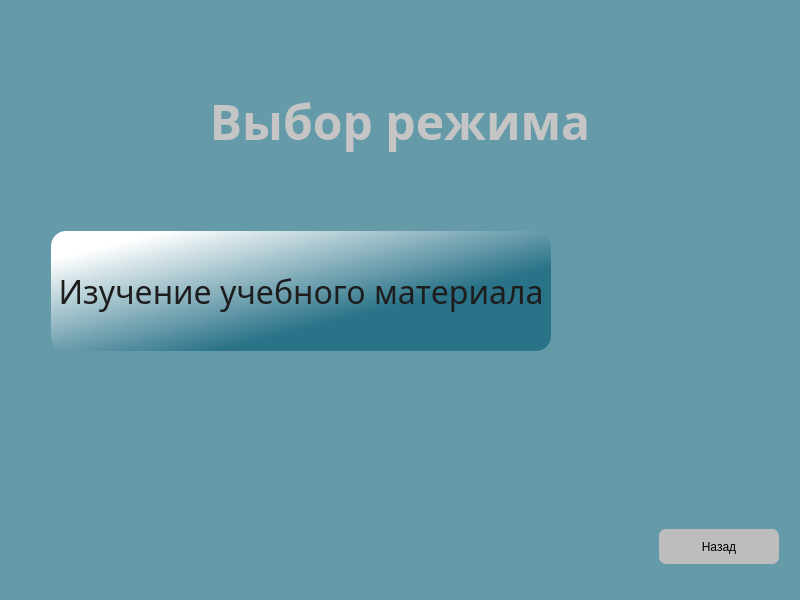
Before: the Qt Designer form Client/jeducation-v0.1/choosemode.ui in Avedik/Desktop-application-IEducation, drawn with Qt 5.
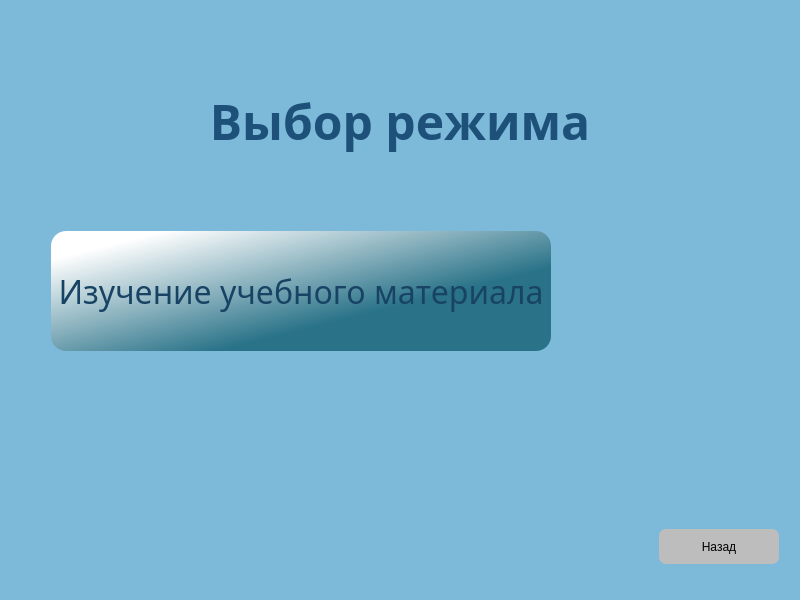
After: the same form once the commit is applied.

Commit message: Исправил детали дизайна

```diff
--- a/Client/jeducation-v0.1/choosemode.ui
+++ b/Client/jeducation-v0.1/choosemode.ui
@@ -23,8 +23,7 @@
    <bool>false</bool>
   </property>
   <property name="styleSheet">
-   <string notr="true">background-color: rgb(101, 154, 169);
-</string>
+   <string notr="true">background-color: rgb(125, 185, 217);</string>
   </property>
   <layout class="QVBoxLayout" name="verticalLayout">
    <property name="spacing">
@@ -64,7 +63,7 @@
         </font>
        </property>
        <property name="styleSheet">
-        <string notr="true">color: rgb(197, 197, 197);</string>
+        <string notr="true">color: rgb(29, 81, 121);</string>
        </property>
        <property name="text">
         <string>Выбор режима</string>
@@ -116,9 +115,9 @@
        </property>
        <property name="styleSheet">
         <string notr="true">background-color: qlineargradient(spread:pad, x1:0.652, y1:0.67, x2:0.096, y2:0.136227, stop:0 rgba(41, 114, 136, 255), stop:1 rgba(255, 255, 255, 255));
-color: rgb(29, 29, 29);
 border:20px;
-border-radius:15;</string>
+border-radius:15;
+color: rgb(24, 67, 100);</string>
        </property>
        <property name="text">
         <string>Изучение учебного материала</string>
```
The commit also changes 3 other files.
